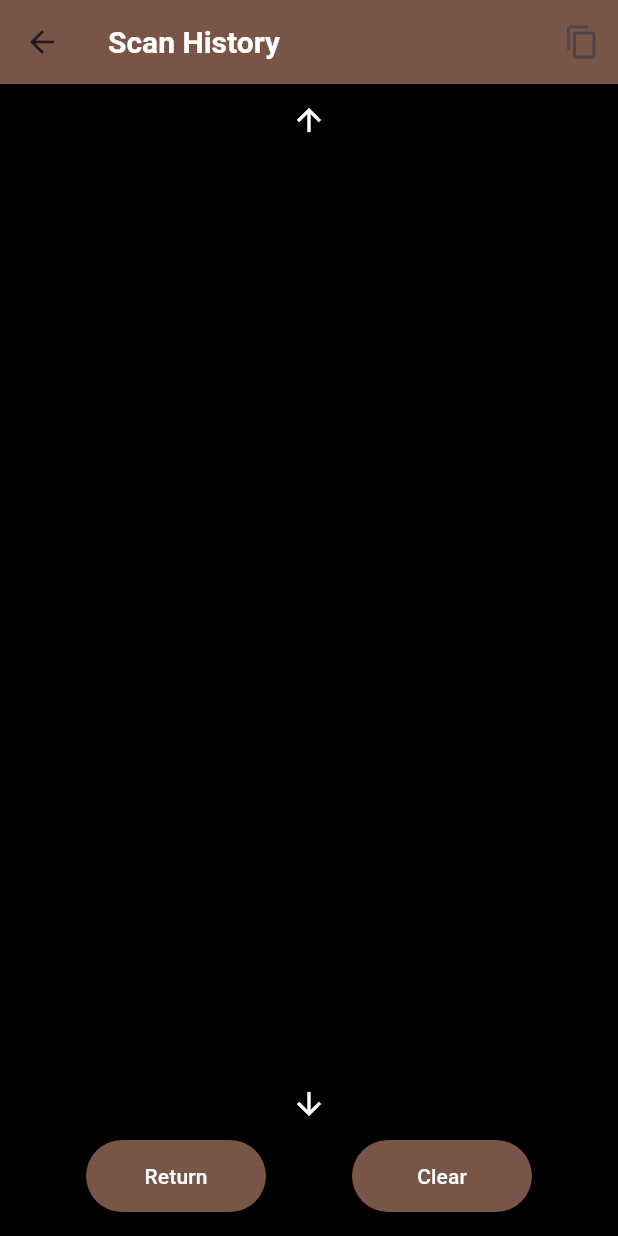
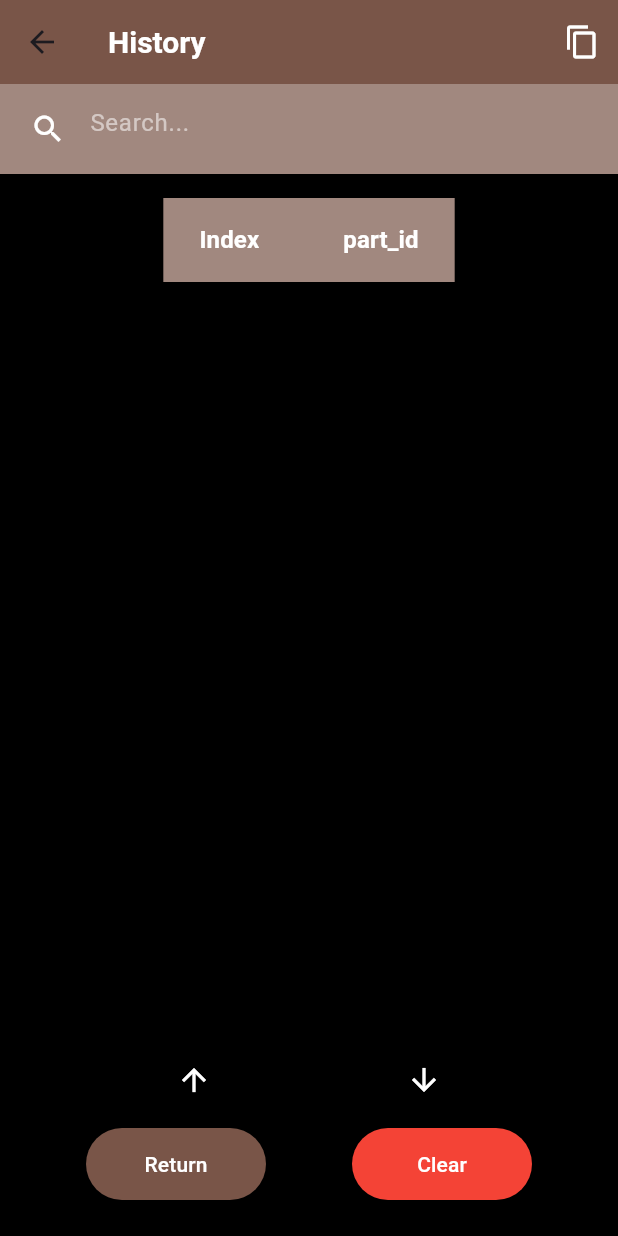
Before and after one commit to SLB-Capstone-Project/SLB_Capstone, a Flutter app: the CheckInPage screen opened directly, after a tap on "History", on a phone screen of 412 x 824 dp. Run offline on Flutter 3.47's test engine with Material 3 defaults, Android fonts, the phone set to English and light mode, and no system bars; missing offline and left inert: barcode_scan2.

Commit message:
Update checkin_page.dart

```diff
--- a/SLB_Frontend/lib/checkin_files/checkin_page.dart
+++ b/SLB_Frontend/lib/checkin_files/checkin_page.dart
@@ -6,75 +6,7 @@ import 'package:flutter/services.dart';
 import 'dart:async'; // 用于 Duration
 import '../globals.dart' as global;
 
-//String globalToken = '';
-//const String apiUsername = "Bob Lin";
-//const String apiPassword = "bob456";
-/*
-void main() async {
-  WidgetsFlutterBinding.ensureInitialized();
 
-  try {
-    globalToken = await fetchAuthToken();
-    print('Token successfully obtained. Length: ${globalToken.length}');
-    print('Token successfully obtained: ${globalToken}...');
-    runApp(const MyApp());
-  } catch (e) {
-    print('Failed to get token: $e');
-    runApp(const TokenErrorApp());
-  }
-}
-
-class TokenErrorApp extends StatelessWidget {
-  const TokenErrorApp({super.key});
-
-  @override
-  Widget build(BuildContext context) {
-    return MaterialApp(
-      home: Scaffold(
-        body: Center(
-          child: Text('Unaccessible, network connection error\n: $globalToken'),
-        ),
-      ),
-    );
-  }
-}
-
-Future<String> fetchAuthToken() async {
-  final url = Uri.parse('http://172.191.111.81:8081/login');
-  final response = await http.post(
-    url,
-    headers: {'Content-Type': 'application/json'},
-    body: jsonEncode({
-      'employee_name': apiUsername,
-      'password': apiPassword,
-    }),
-  );
-
-  print('Raw token response: ${response.body}');
-
-  if (response.statusCode == 200) {
-    final data = jsonDecode(response.body);
-    return data['data'] ?? '';
-  } else {
-    throw Exception('Failed to get token: ${response.statusCode}');
-  }
-}
-
-class MyApp extends StatelessWidget {
-  const MyApp({super.key});
-
-  @override
-  Widget build(BuildContext context) {
-    return MaterialApp(
-      title: 'Scanner Page',
-      theme: ThemeData(
-        primarySwatch: Colors.brown,
-      ),
-      home: const CheckInPage(),
-    );
-  }
-}
-*/
 class CheckInPage extends StatefulWidget {
   const CheckInPage({super.key});
 
@@ -113,29 +45,25 @@ class _CheckInPageState extends State<CheckInPage> {
   }
 
   Future<void> processBarcode(String barcode) async {
-    if (barcode.length != 10 || !RegExp(r'^[0-9]+$').hasMatch(barcode)) {
+    if (!RegExp(r'^[0-9]+$').hasMatch(barcode) || barcode.length > 6) {
       setState(() {
-        scanResultMessage = 'Invalid barcode: must be 10 digits';
+        scanResultMessage = 'Invalid barcode: must be up to 6 digits';
         scanResultColor = Colors.red;
       });
       return;
     }
 
-    String categoryId = barcode.substring(0, 4);
-    String componentId = barcode.substring(4);
+    int partId = int.parse(barcode);
 
-    // Convert to integer to remove leading zeros
-    int partId = int.parse(componentId);
-
-    print('DEBUG: Scanned barcode - Category: $categoryId, PartID: $partId');
+    print('DEBUG: Scanned PartID: $partId');
     print('DEBUG: Current token: ${global.token}');
 
     setState(() {
       isLoading = true;
-      scanResultMessage = 'Barcode scanned: $categoryId $componentId';
+      scanResultMessage = 'Part ID scanned: $partId';
       scanResultColor = Colors.green;
-      currentPartId = int.parse(componentId);
-      _historyRecords.add('${_historyRecords.length + 1}. $categoryId $componentId');
+      currentPartId = partId;
+      _historyRecords.add('${_historyRecords.length + 1}.   $partId'); // 添加序号和空格
       isLoading = false;
     });
   }
@@ -266,19 +194,11 @@ class _CheckInPageState extends State<CheckInPage> {
               mainAxisAlignment: MainAxisAlignment.spaceBetween,
               children: [
                 const SizedBox(height: 16.0),
-                ElevatedButton.icon(
-                  icon: const Icon(Icons.camera_alt),
-                  label: const Text('Scan Barcode from Image'),
-                  style: ElevatedButton.styleFrom(
-                    backgroundColor: Colors.brown.shade300,
-                    foregroundColor: Colors.white,
-                  ),
-                  onPressed: scanBarcodeFromImage,
-                ),
+                // 已完全移除 ElevatedButton.icon (Scan Barcode from Image 按钮)
                 ElevatedButton(
                   onPressed: isLoading ? null : scanBarcode,
                   style: ElevatedButton.styleFrom(
-                    backgroundColor: Colors.brown,
+                    backgroundColor: Colors.orange,
                     foregroundColor: Colors.white,
                     padding: const EdgeInsets.symmetric(horizontal: 24, vertical: 12),
                   ),
@@ -324,31 +244,18 @@ class _CheckInPageState extends State<CheckInPage> {
                         foregroundColor: Colors.white,
                         minimumSize: const Size(120, 48),
                       ),
-                      onPressed: isLoading
-                          ? null
-                          : () {
-                        setState(() {
-                          scanResultMessage = '';
-                          scanResultColor = Colors.transparent;
-                        });
-                      },
-                      child: const Text('Clear'),
-                    ),
-                    ElevatedButton(
-                      style: ElevatedButton.styleFrom(
-                        backgroundColor: Colors.brown,
-                        foregroundColor: Colors.white,
-                        minimumSize: const Size(120, 48),
-                      ),
-                      onPressed: isLoading
-                          ? null
-                          : () {
+                      onPressed: isLoading ? null : () {
                         Navigator.push(
                           context,
                           MaterialPageRoute(
                             builder: (context) => ManualInputPage(
-                              onBarcodeSubmitted: (barcode) {
-                                processBarcode(barcode);
+                              onPartIdSubmitted: (partId) {
+                                setState(() {
+                                  currentPartId = partId;
+                                  scanResultMessage = '$partId'; // 直接显示数字
+                                  scanResultColor = Colors.green;
+                                  _historyRecords.add('${_historyRecords.length + 1}   $partId'); // 修改记录格式
+                                });
                               },
                             ),
                           ),
@@ -396,8 +303,8 @@ class _CheckInPageState extends State<CheckInPage> {
 }
 
 class ManualInputPage extends StatefulWidget {
-  final Function(String)? onBarcodeSubmitted;
-  const ManualInputPage({Key? key, this.onBarcodeSubmitted}) : super(key: key);
+  final Function(int)? onPartIdSubmitted;
+  const ManualInputPage({Key? key, this.onPartIdSubmitted}) : super(key: key);
   @override _ManualInputPageState createState() => _ManualInputPageState();
 }
 
@@ -408,10 +315,11 @@ class _ManualInputPageState extends State<ManualInputPage> {
   bool isLoading = false;
 
   void processManualInput() {
-    final barcode = _barcodeController.text;
-    if (barcode.length != 10 || !RegExp(r'^[0-9]+$').hasMatch(barcode)) {
+    final input = _barcodeController.text;
+
+    if (!RegExp(r'^[0-9]+$').hasMatch(input) || input.length > 6) {
       setState(() {
-        scanResultMessage = 'Invalid barcode: must be 10 digits';
+        scanResultMessage = 'Digit length should not be bigger than 6';
         scanResultColor = Colors.red;
       });
       return;
@@ -419,16 +327,18 @@ class _ManualInputPageState extends State<ManualInputPage> {
 
     setState(() {
       isLoading = true;
-      scanResultMessage = 'Processing...';
+      scanResultMessage = 'Dealing...';
       scanResultColor = Colors.blue;
     });
 
-    if (widget.onBarcodeSubmitted != null) {
-      widget.onBarcodeSubmitted!(barcode);
+    int partId = int.parse(input);
+
+    if (widget.onPartIdSubmitted != null) {
+      widget.onPartIdSubmitted!(partId);
     }
 
     setState(() {
-      scanResultMessage = 'Barcode accepted';
+      scanResultMessage = '$partId';
       scanResultColor = Colors.green;
       isLoading = false;
     });
@@ -464,8 +374,11 @@ class _ManualInputPageState extends State<ManualInputPage> {
               children: [
                 TextField(
                   controller: _barcodeController,
+                  keyboardType: TextInputType.number,
+                  maxLength: 6,
+                  style: const TextStyle(color: Colors.white, fontSize: 24),
                   decoration: const InputDecoration(
-                    labelText: 'Enter Barcode',
+                    labelText: 'Input Digit (<=6)',
                     labelStyle: TextStyle(color: Colors.white),
                     border: OutlineInputBorder(),
                     enabledBorder: OutlineInputBorder(
@@ -475,9 +388,6 @@ class _ManualInputPageState extends State<ManualInputPage> {
                       borderSide: BorderSide(color: Colors.brown, width: 2),
                     ),
                   ),
-                  keyboardType: TextInputType.number,
-                  maxLength: 10,
-                  style: const TextStyle(color: Colors.white),
                 ),
                 const SizedBox(height: 20),
                 ElevatedButton(
@@ -487,14 +397,14 @@ class _ManualInputPageState extends State<ManualInputPage> {
                     foregroundColor: Colors.white,
                     minimumSize: const Size(double.infinity, 50),
                   ),
-                  child: const Text('Confirm'),
+                  child: const Text('Confirm', style: TextStyle(fontSize: 20)),
                 ),
                 const SizedBox(height: 20),
                 Text(
                   scanResultMessage,
                   style: TextStyle(
                     color: scanResultColor,
-                    fontSize: 16.0,
+                    fontSize: 24.0,
                     fontWeight: FontWeight.bold,
                   ),
                 ),
@@ -522,73 +432,212 @@ class HistoryPage extends StatefulWidget {
   @override _HistoryPageState createState() => _HistoryPageState();
 }
 
+
 class _HistoryPageState extends State<HistoryPage> {
   final ScrollController _scrollController = ScrollController();
-  String _selectedText = '';
+  String _searchQuery = '';
 
-  void _clearHistory() => setState(() => widget.historyRecords.clear());
-  void _scrollToTop() => _scrollController.animateTo(0, duration: const Duration(milliseconds: 500), curve: Curves.easeInOut);
-  void _scrollToBottom() => _scrollController.animateTo(_scrollController.position.maxScrollExtent, duration: const Duration(milliseconds: 500), curve: Curves.easeInOut);
+  void _clearHistory() {
+    setState(() {
+      widget.historyRecords.clear();
+    });
+  }
+
+  void _scrollToTop() {
+    _scrollController.animateTo(
+      0,
+      duration: const Duration(milliseconds: 500),
+      curve: Curves.easeInOut,
+    );
+  }
+
+  void _scrollToBottom() {
+    _scrollController.animateTo(
+      _scrollController.position.maxScrollExtent,
+      duration: const Duration(milliseconds: 500),
+      curve: Curves.easeInOut,
+    );
+  }
+
   void _copyAllText() {
-    Clipboard.setData(ClipboardData(text: widget.historyRecords.join('\n')));
-    ScaffoldMessenger.of(context).showSnackBar(const SnackBar(content: Text('All content copied to clipboard')));
+    final formattedText = widget.historyRecords.join('\n');
+    Clipboard.setData(ClipboardData(text: formattedText));
+    ScaffoldMessenger.of(context).showSnackBar(
+      const SnackBar(content: Text('All content copied to clipboard')),
+    );
   }
-  void _copySelectedText(String text) {
-    Clipboard.setData(ClipboardData(text: text));
-    ScaffoldMessenger.of(context).showSnackBar(const SnackBar(content: Text('Selected content copied to clipboard')));
+
+  // 依照 _searchQuery 做篩選，但不會改動原本的 index
+  List<String> get filteredRecords {
+    if (_searchQuery.isEmpty) {
+      return widget.historyRecords;
+    } else {
+      return widget.historyRecords.where((record) {
+        // 你可改成只檢查 part_id 欄位
+        // 但這裡為簡易示範，先對整個 record 做搜尋
+        return record.toLowerCase().contains(_searchQuery.toLowerCase());
+      }).toList();
+    }
   }
 
   @override
   Widget build(BuildContext context) {
+    // DataTable 標題/儲存格文字樣式
+    const headerStyle = TextStyle(
+      color: Colors.white,
+      fontWeight: FontWeight.bold,
+      fontSize: 16,
+    );
+    const cellStyle = TextStyle(
+      color: Colors.white,
+      fontSize: 16,
+    );
+
     return Scaffold(
+      backgroundColor: Colors.black,
       appBar: AppBar(
-        title: const Text('Scan History'),
+        title: const Text('History'),
         backgroundColor: Colors.brown,
         titleTextStyle: const TextStyle(
           fontSize: 20.0,
           fontWeight: FontWeight.bold,
           color: Colors.white,
         ),
-        actions: [IconButton(icon: const Icon(Icons.copy), tooltip: 'Copy all', onPressed: _copyAllText)],
+        actions: [
+          IconButton(
+            icon: const Icon(Icons.copy),
+            tooltip: 'Copy all',
+            onPressed: _copyAllText,
+            color: Colors.white,
           ),
-      backgroundColor: Colors.black,
+        ],
+      ),
       body: Column(
         children: [
-          IconButton(icon: const Icon(Icons.arrow_upward, color: Colors.white), onPressed: _scrollToTop),
+          // 搜尋列
+          Container(
+            color: Colors.brown.shade300,
+            padding: const EdgeInsets.symmetric(horizontal: 8, vertical: 6),
+            child: TextField(
+              style: const TextStyle(color: Colors.white),
+              decoration: const InputDecoration(
+                prefixIcon: Icon(Icons.search, color: Colors.white),
+                hintText: 'Search...',
+                hintStyle: TextStyle(color: Colors.white54),
+                border: InputBorder.none,
+              ),
+              onChanged: (value) {
+                setState(() {
+                  _searchQuery = value;
+                });
+              },
+            ),
+          ),
+
+          // DataTable
           Expanded(
-            child: Scrollbar(
-              controller: _scrollController,
+            child: SingleChildScrollView(
+              scrollDirection: Axis.horizontal,
               child: SingleChildScrollView(
                 controller: _scrollController,
                 padding: const EdgeInsets.all(16.0),
-                child: SelectableText.rich(
-                  TextSpan(children: widget.historyRecords.map((record) => TextSpan(text: '$record\n', style: const TextStyle(fontSize: 18, color: Colors.white))).toList()),
-                  style: const TextStyle(fontFamily: 'monospace'),
+                child: DataTable(
+                  headingRowColor:
+                  MaterialStateProperty.all(Colors.brown.shade300),
+                  columns: const [
+                    DataColumn(
+                      label: Center(
+                        child: Text('Index', style: headerStyle),
+                      ),
+                    ),
+                    DataColumn(
+                      label: Center(
+                        child: Text('part_id', style: headerStyle),
+                      ),
+                    ),
+                  ],
+                  rows: filteredRecords.map((record) {
+                    // 假設 record = "2   109"
+                    // 以空白分割 => parts[0] = "2", parts[1] = "109"
+                    final parts = record.split(RegExp(r'\s+'));
+                    final indexStr = parts.isNotEmpty ? parts[0] : '';
+                    final partIdStr = parts.length >= 2 ? parts[1] : '';
+
+                    return DataRow(
+                      cells: [
+                        // Index 欄位: 置中顯示, 不可複製
+                        DataCell(
+                          Center(child: Text(indexStr, style: cellStyle)),
+                        ),
+                        // part_id 欄位: 置中顯示, 點擊可複製
+                        DataCell(
+                          Center(
+                            child: GestureDetector(
+                              onTap: () {
+                                if (partIdStr.isNotEmpty) {
+                                  Clipboard.setData(ClipboardData(text: partIdStr));
+                                  ScaffoldMessenger.of(context).showSnackBar(
+                                    SnackBar(
+                                      content: Text('Copied part_id: $partIdStr'),
+                                    ),
+                                  );
+                                }
+                              },
+                              child: Text(partIdStr, style: cellStyle),
+                            ),
+                          ),
+                        ),
+                      ],
+                    );
+                  }).toList(),
                 ),
               ),
             ),
           ),
-          IconButton(icon: const Icon(Icons.arrow_downward, color: Colors.white), onPressed: _scrollToBottom),
-          if (_selectedText.isNotEmpty)
-            ElevatedButton(
-              onPressed: () => _copySelectedText(_selectedText),
-              style: ElevatedButton.styleFrom(backgroundColor: Colors.brown, foregroundColor: Colors.white),
-              child: const Text('Copy Selected'),
+
+          // 上/下箭頭
+          Row(
+            mainAxisAlignment: MainAxisAlignment.spaceEvenly,
+            children: [
+              IconButton(
+                icon: const Icon(Icons.arrow_upward),
+                color: Colors.white,
+                onPressed: _scrollToTop,
               ),
-          Row(
+              IconButton(
+                icon: const Icon(Icons.arrow_downward),
+                color: Colors.white,
+                onPressed: _scrollToBottom,
+              ),
+            ],
+          ),
+
+          // Return/Clear
+          Padding(
+            padding: const EdgeInsets.symmetric(vertical: 8.0),
+            child: Row(
               mainAxisAlignment: MainAxisAlignment.spaceEvenly,
               children: [
                 ElevatedButton(
                   onPressed: () => Navigator.pop(context),
-                style: ElevatedButton.styleFrom(backgroundColor: Colors.brown, foregroundColor: Colors.white, minimumSize: const Size(120, 48)),
+                  style: ElevatedButton.styleFrom(
+                    backgroundColor: Colors.brown,
+                    foregroundColor: Colors.white,
+                    minimumSize: const Size(120, 48),
+                  ),
                   child: const Text('Return'),
                 ),
                 ElevatedButton(
                   onPressed: _clearHistory,
-                style: ElevatedButton.styleFrom(backgroundColor: Colors.brown, foregroundColor: Colors.white, minimumSize: const Size(120, 48)),
+                  style: ElevatedButton.styleFrom(
+                    backgroundColor: Colors.red,
+                    foregroundColor: Colors.white,
+                    minimumSize: const Size(120, 48),
+                  ),
                   child: const Text('Clear'),
                 ),
               ],
+            ),
           ),
           const SizedBox(height: 16.0),
         ],
```
Lines whose indentation alone changed are shown as unchanged.
